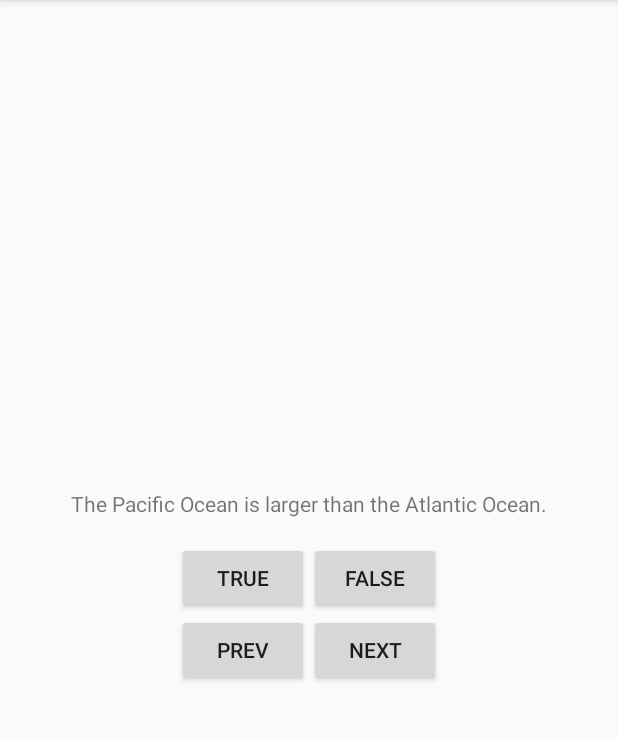
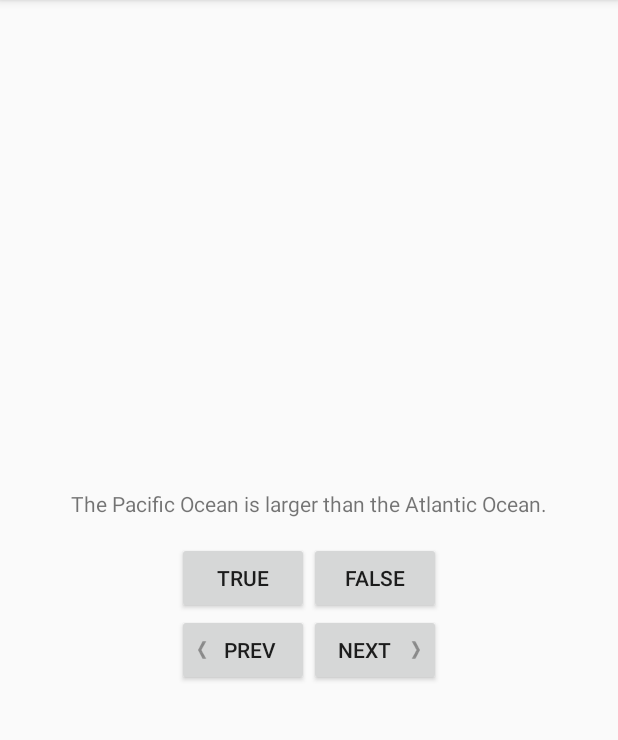
Before and after one commit to mnishiguchi/GeoQuiz, an Android app: the screen it shows after launch (MainActivity), on a phone screen of 412 x 824 dp, the part 84-824 px from its top. Run offline under Robolectric (Android 15) with nearby library versions, the phone set to English and light mode, and no system bars.

Commit message:
Add arrow icons to prev and next buttons

```diff
--- a/app/src/main/res/layout/activity_main.xml
+++ b/app/src/main/res/layout/activity_main.xml
@@ -1,7 +1,6 @@
 <?xml version="1.0" encoding="utf-8"?>
 <LinearLayout
     xmlns:android="http://schemas.android.com/apk/res/android"
-    xmlns:app="http://schemas.android.com/apk/res-auto"
     xmlns:tools="http://schemas.android.com/tools"
     android:layout_width="match_parent"
     android:layout_height="match_parent"
@@ -43,14 +42,16 @@
             android:id="@+id/prevButton"
             android:layout_width="wrap_content"
             android:layout_height="wrap_content"
-            android:text="@string/prev_button" />
+            android:text="@string/prev_button"
+            android:drawableLeft="@drawable/arrow_left" />
 
         <Button
             android:id="@+id/nextButton"
             android:layout_width="wrap_content"
             android:layout_height="wrap_content"
-            android:text="@string/next_button" />
-
+            android:text="@string/next_button"
+            android:drawableRight="@drawable/arrow_right"
+            android:drawablePadding="4dp" />
     </LinearLayout>
 
 </LinearLayout>
```
Also changed, not shown: app/src/main/res/drawable-hdpi/arrow_left.png (added), app/src/main/res/drawable-hdpi/arrow_right.png (added), app/src/main/res/drawable-mdpi/arrow_left.png (added), app/src/main/res/drawable-mdpi/arrow_right.png (added), app/src/main/res/drawable-xhdpi/arrow_left.png (added), app/src/main/res/drawable-xhdpi/arrow_right.png (added), app/src/main/res/drawable-xxhdpi/arrow_left.png (added), app/src/main/res/drawable-xxhdpi/arrow_right.png (added), 1 other file.
